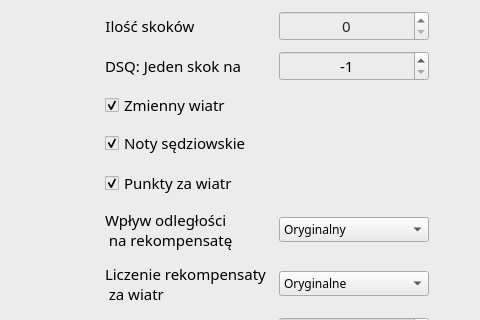
This is source/UI/SingleJumps/SingleJumpsConfigWindow.ui in KonradKrol/sj-sim as Qt 5 draws it before an edit; both pictures show x 632 to 1112 and y 0 to 320 of the 1112 by 735 pixel window. The edited form follows.
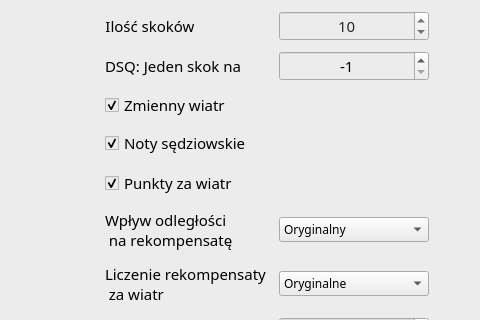
This is the edited form.

Diff of the .ui file:
```diff
--- a/source/UI/SingleJumps/SingleJumpsConfigWindow.ui
+++ b/source/UI/SingleJumps/SingleJumpsConfigWindow.ui
@@ -298,9 +298,15 @@
            <property name="alignment">
             <set>Qt::AlignCenter</set>
            </property>
+           <property name="minimum">
+            <number>1</number>
+           </property>
            <property name="maximum">
             <number>100000</number>
            </property>
+           <property name="value">
+            <number>10</number>
+           </property>
           </widget>
          </item>
         </layout>
```
